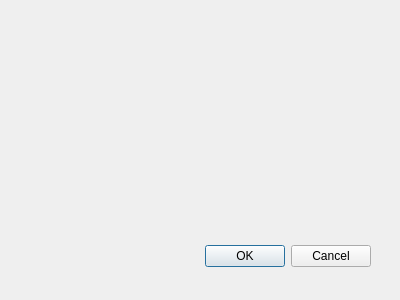
Dalizi/option_calculator, file addorderdialog.ui: the form before one commit.
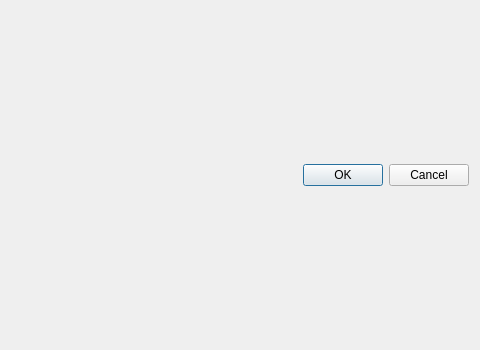
The form after the commit.

Patch:
```diff
--- a/addorderdialog.ui
+++ b/addorderdialog.ui
@@ -8,22 +8,26 @@
    <rect>
     <x>0</x>
     <y>0</y>
-    <width>400</width>
-    <height>300</height>
+    <width>480</width>
+    <height>350</height>
    </rect>
   </property>
   <property name="windowTitle">
    <string>Dialog</string>
   </property>
+  <layout class="QVBoxLayout" name="verticalLayout">
+   <item>
+    <layout class="QHBoxLayout" name="horizontalLayout">
+     <item>
+      <layout class="QFormLayout" name="formLayout"/>
+     </item>
+     <item>
+      <layout class="QFormLayout" name="formLayout_2"/>
+     </item>
+    </layout>
+   </item>
+   <item>
   <widget class="QDialogButtonBox" name="buttonBox">
-   <property name="geometry">
-    <rect>
-     <x>30</x>
-     <y>240</y>
-     <width>341</width>
-     <height>32</height>
-    </rect>
-   </property>
    <property name="orientation">
     <enum>Qt::Horizontal</enum>
    </property>
@@ -31,6 +35,8 @@
     <set>QDialogButtonBox::Cancel|QDialogButtonBox::Ok</set>
    </property>
   </widget>
+   </item>
+  </layout>
  </widget>
  <pixmapfunction/>
  <resources/>
```
Left out of the diff: 5 changed lines with no effect on the pictures. Lines whose indentation alone changed are shown as unchanged.
